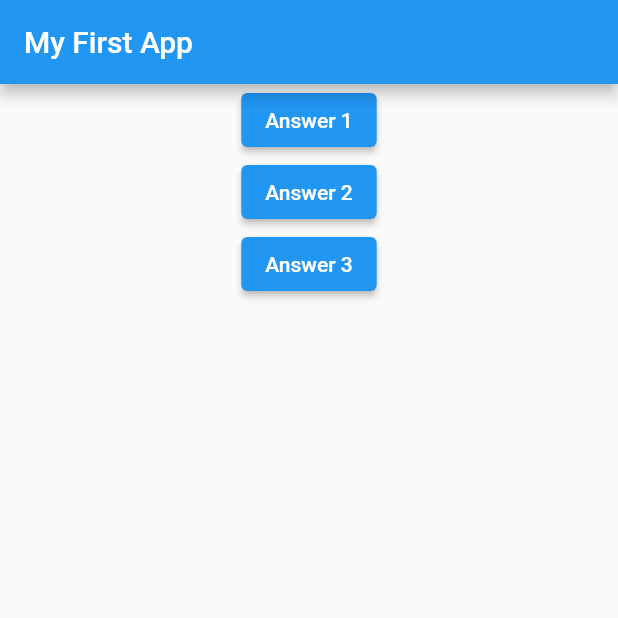
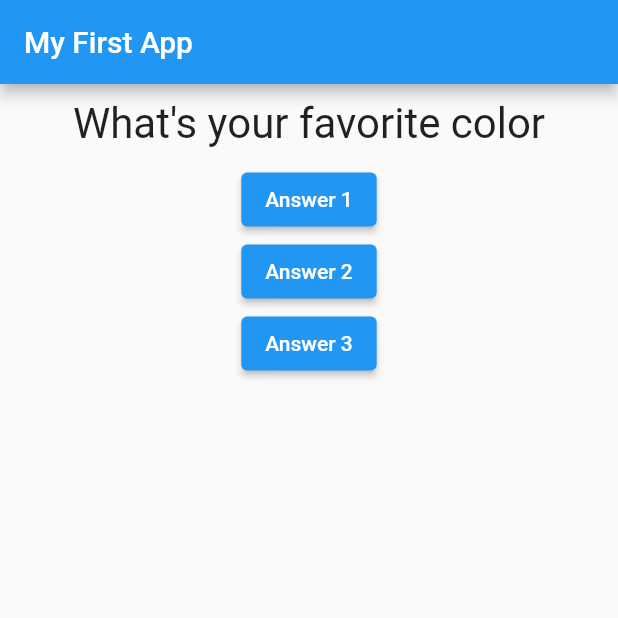
Before and after one commit to AriAlanPR/fluttercourse, a Flutter app: the screen it shows after launch, on a phone screen of 412 x 824 dp, the top half of it. Run offline on Flutter 3.47's test engine with Material 2 defaults, Android fonts, the phone set to English and light mode, and no system bars.

Commit message:
rendering colors

```diff
--- a/lib/main.dart
+++ b/lib/main.dart
@@ -37,9 +37,12 @@ class _MyAppState extends State<MyApp> {
               questions[_questionIndex],
             ),
             ElevatedButton(
-              onPressed: _answerQuestion,
-              child: Text('Answer 1'),
-            ),
+                onPressed: _answerQuestion,
+                child: Text('Answer 1'),
+                style: ButtonStyle(
+                  backgroundColor: MaterialStateProperty.all(Colors.blue),
+                  foregroundColor: MaterialStateProperty.all(Colors.white),
+                )),
             ElevatedButton(
               onPressed: () => print('Answer 2 chosen'),
               child: Text('Answer 2'),
--- a/lib/question.dart
+++ b/lib/question.dart
@@ -7,6 +7,14 @@ class Question extends StatelessWidget {
 
   @override
   Widget build(BuildContext context) {
-    return Container();
+    return Container(
+      width: double.infinity,
+      margin: EdgeInsets.all(10),
+      child: Text(
+        questionText,
+        style: TextStyle(fontSize: 28),
+        textAlign: TextAlign.center,
+      ),
+    );
   }
 }
```
